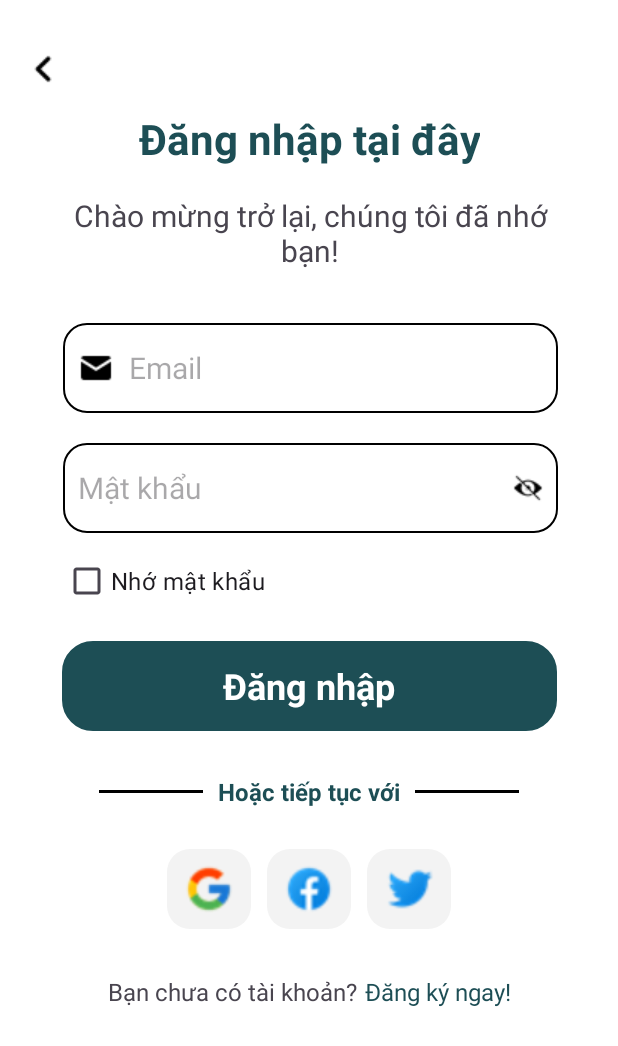
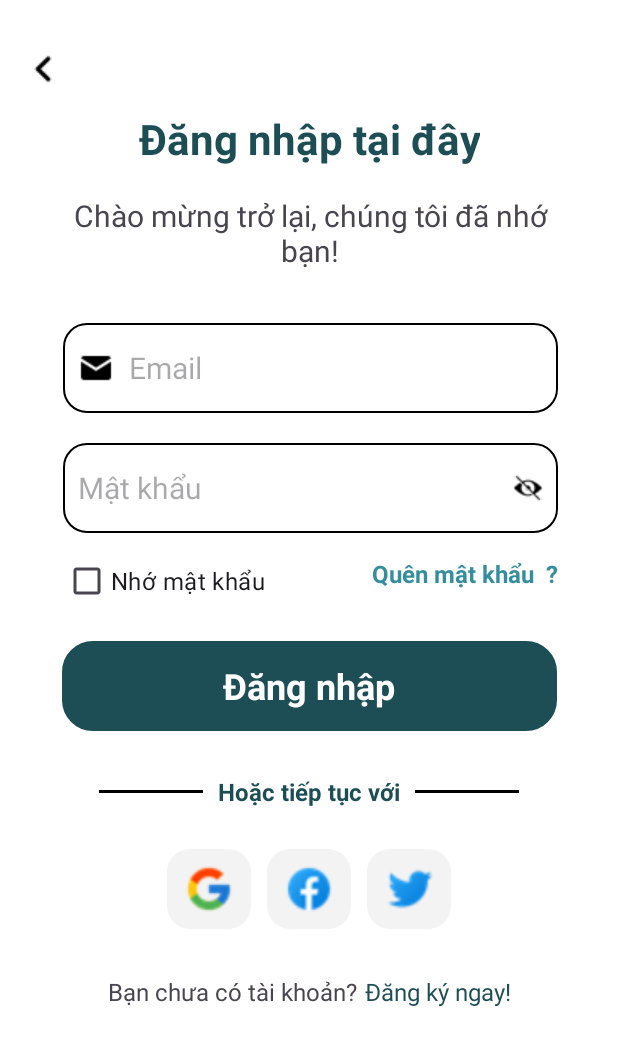
Before and after one commit to nguyenvanlinh1105/SafeKid, an Android app: the login screen opened directly, with no data from a screen before it, on a phone screen of 412 x 824 dp. Shown: the top 1046 px of the screen. Run offline under Robolectric (Android 15) with nearby library versions, the light colour scheme and no system bars; our stand-ins replace Firebase (no records; nobody signed in at launch, a user with empty details on screens opened directly).

Commit message:
update layout login and function forgot password

```diff
--- a/app/src/main/res/layout/activity_login.xml
+++ b/app/src/main/res/layout/activity_login.xml
@@ -244,6 +244,20 @@
             app:layout_constraintStart_toStartOf="@+id/edtPassword_login"
             app:layout_constraintTop_toBottomOf="@+id/edtPassword_login" />
 
+        <TextView
+            android:id="@+id/btn_QuenMatKhau"
+            android:layout_width="wrap_content"
+            android:layout_height="wrap_content"
+            android:layout_marginTop="16dp"
+            android:text="Quên mật khẩu  ?"
+            android:textColor="@color/subprimary_color"
+            android:textSize="16sp"
+            android:textStyle="bold"
+            app:layout_constraintEnd_toEndOf="@+id/edtPassword_login"
+            app:layout_constraintHorizontal_bias="1.0"
+            app:layout_constraintStart_toEndOf="@+id/cb_nho_mat_khau_login"
+            app:layout_constraintTop_toBottomOf="@+id/edtPassword_login" />
+
     </androidx.constraintlayout.widget.ConstraintLayout>
 
 </androidx.constraintlayout.widget.ConstraintLayout>
```
Also changed, not shown: app/src/main/java/com/example/myapp/login.java (+30 -1 lines), 1 other file.
